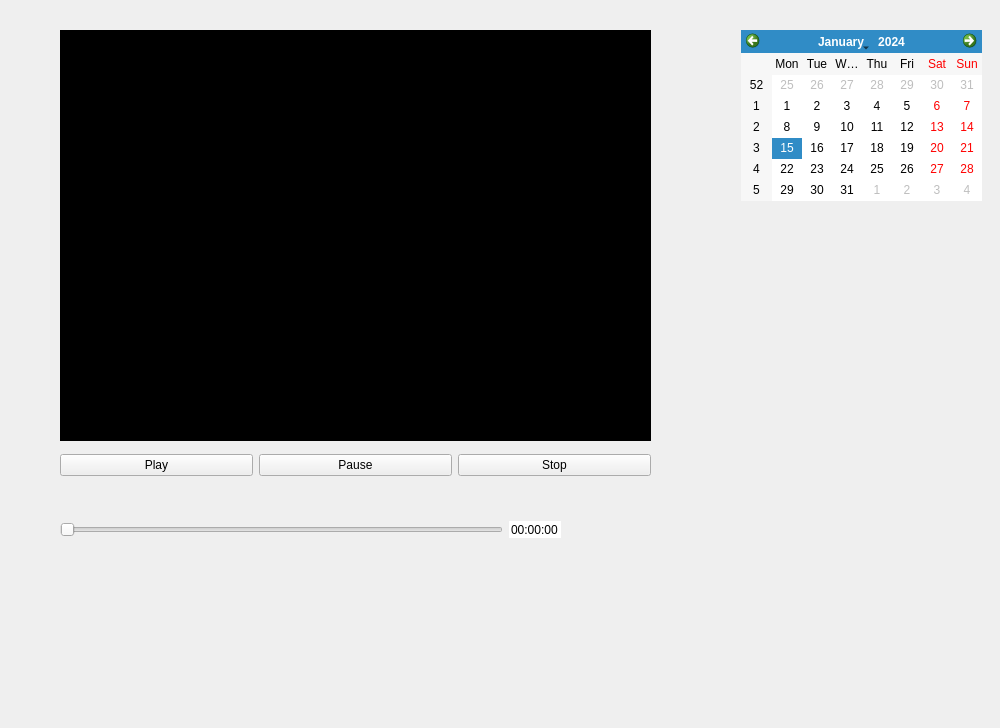
Abay11/onvif_client, file GUI/GUI_Util/recordingsform.ui: the form before one commit.
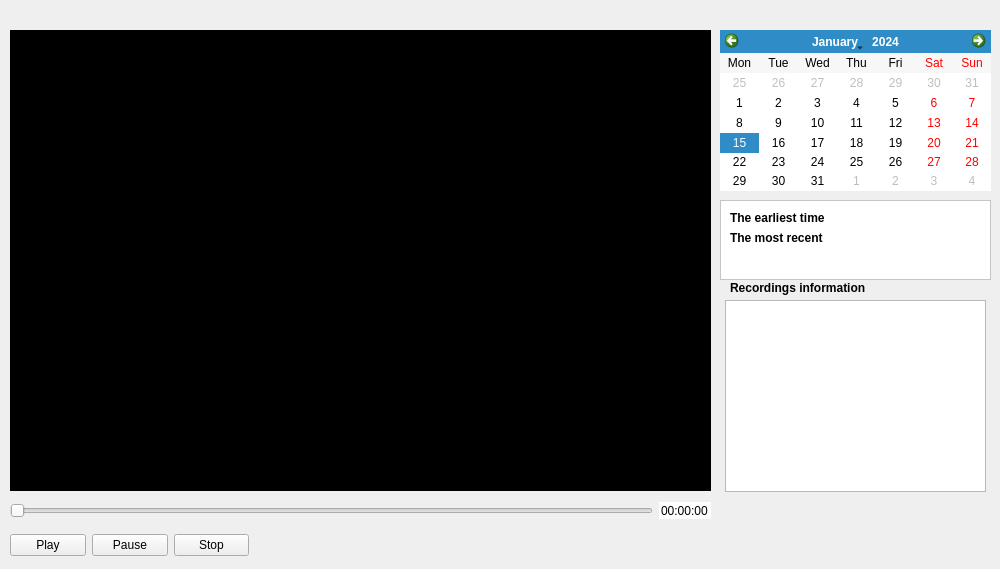
The form after the commit.

Commit message: Setting up UI for recordings

The edit to the form file:
```diff
--- a/GUI/GUI_Util/recordingsform.ui
+++ b/GUI/GUI_Util/recordingsform.ui
@@ -7,7 +7,7 @@
     <x>0</x>
     <y>0</y>
     <width>1000</width>
-    <height>728</height>
+    <height>569</height>
    </rect>
   </property>
   <property name="sizePolicy">
@@ -22,10 +22,10 @@
   <widget class="QCalendarWidget" name="calendarWidget">
    <property name="geometry">
     <rect>
-     <x>741</x>
+     <x>720</x>
      <y>30</y>
-     <width>241</width>
-     <height>171</height>
+     <width>271</width>
+     <height>161</height>
     </rect>
    </property>
    <property name="sizePolicy">
@@ -34,6 +34,15 @@
      <verstretch>0</verstretch>
     </sizepolicy>
    </property>
+   <property name="font">
+    <font>
+     <weight>50</weight>
+     <italic>false</italic>
+     <bold>false</bold>
+     <strikeout>false</strikeout>
+     <kerning>true</kerning>
+    </font>
+   </property>
    <property name="minimumDate">
     <date>
      <year>2001</year>
@@ -48,14 +57,17 @@
      <day>1</day>
     </date>
    </property>
+   <property name="verticalHeaderFormat">
+    <enum>QCalendarWidget::NoVerticalHeader</enum>
+   </property>
   </widget>
   <widget class="QWidget" name="widget" native="true">
    <property name="geometry">
     <rect>
-     <x>60</x>
+     <x>10</x>
      <y>30</y>
-     <width>591</width>
-     <height>411</height>
+     <width>701</width>
+     <height>461</height>
     </rect>
    </property>
    <property name="autoFillBackground">
@@ -68,18 +80,24 @@
   <widget class="QWidget" name="horizontalLayoutWidget">
    <property name="geometry">
     <rect>
-     <x>60</x>
+     <x>10</x>
      <y>490</y>
-     <width>501</width>
-     <height>80</height>
+     <width>701</width>
+     <height>41</height>
     </rect>
    </property>
    <layout class="QHBoxLayout" name="horizontalLayout">
     <item>
      <widget class="QSlider" name="horizontalSlider">
+      <property name="maximum">
+       <number>100</number>
+      </property>
       <property name="orientation">
        <enum>Qt::Horizontal</enum>
       </property>
+      <property name="tickInterval">
+       <number>1</number>
+      </property>
      </widget>
     </item>
     <item>
@@ -103,9 +121,9 @@
   <widget class="QWidget" name="horizontalLayoutWidget_2">
    <property name="geometry">
     <rect>
-     <x>60</x>
-     <y>450</y>
-     <width>591</width>
+     <x>10</x>
+     <y>530</y>
+     <width>239</width>
      <height>31</height>
     </rect>
    </property>
@@ -133,6 +151,92 @@
     </item>
    </layout>
   </widget>
+  <widget class="QLabel" name="label_3">
+   <property name="geometry">
+    <rect>
+     <x>730</x>
+     <y>280</y>
+     <width>141</width>
+     <height>16</height>
+    </rect>
+   </property>
+   <property name="font">
+    <font>
+     <weight>75</weight>
+     <bold>true</bold>
+    </font>
+   </property>
+   <property name="text">
+    <string>Recordings information</string>
+   </property>
+  </widget>
+  <widget class="QListView" name="listView">
+   <property name="geometry">
+    <rect>
+     <x>725</x>
+     <y>300</y>
+     <width>261</width>
+     <height>192</height>
+    </rect>
+   </property>
+  </widget>
+  <widget class="QFrame" name="frame">
+   <property name="geometry">
+    <rect>
+     <x>720</x>
+     <y>200</y>
+     <width>271</width>
+     <height>80</height>
+    </rect>
+   </property>
+   <property name="styleSheet">
+    <string notr="true">background:rgb(255, 255, 255)</string>
+   </property>
+   <property name="frameShape">
+    <enum>QFrame::StyledPanel</enum>
+   </property>
+   <property name="frameShadow">
+    <enum>QFrame::Raised</enum>
+   </property>
+   <widget class="QLabel" name="label_2">
+    <property name="geometry">
+     <rect>
+      <x>10</x>
+      <y>30</y>
+      <width>101</width>
+      <height>16</height>
+     </rect>
+    </property>
+    <property name="font">
+     <font>
+      <weight>75</weight>
+      <bold>true</bold>
+     </font>
+    </property>
+    <property name="text">
+     <string>The most recent</string>
+    </property>
+   </widget>
+   <widget class="QLabel" name="label">
+    <property name="geometry">
+     <rect>
+      <x>10</x>
+      <y>10</y>
+      <width>101</width>
+      <height>16</height>
+     </rect>
+    </property>
+    <property name="font">
+     <font>
+      <weight>75</weight>
+      <bold>true</bold>
+     </font>
+    </property>
+    <property name="text">
+     <string>The earliest time</string>
+    </property>
+   </widget>
+  </widget>
  </widget>
  <resources/>
  <connections/>
```
The commit also changes 3 other files.
